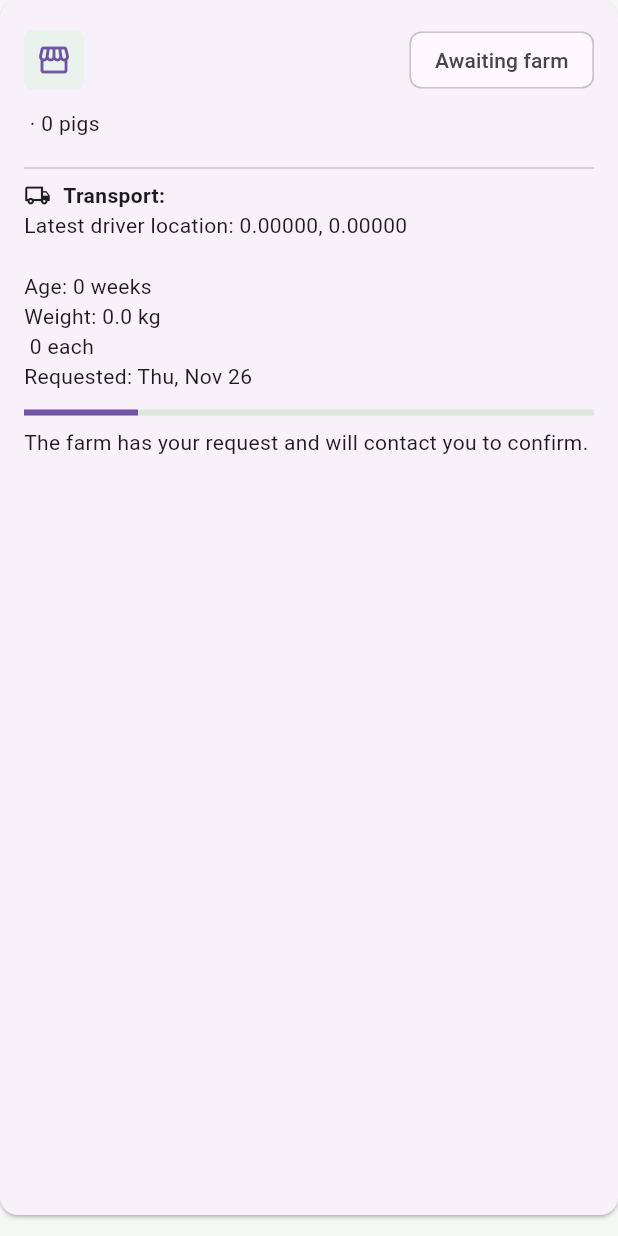
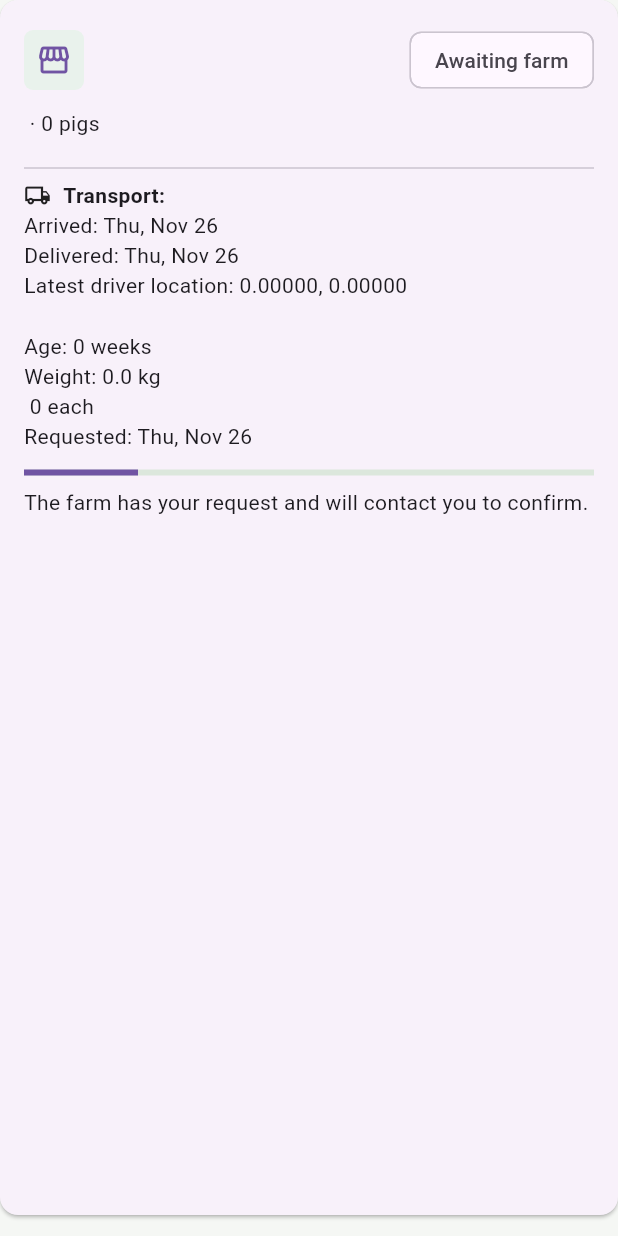
Before and after one commit to princezdavidz-ctrl/FarmApp, a Flutter app: the _DeliveryCard widget shown alone on an empty page, opened directly with empty values, on a phone screen of 412 x 824 dp. Run offline on Flutter 3.47's test engine with Material 3 defaults, Android fonts, the phone set to English and light mode, and no system bars; our stand-ins replace connectivity_plus, dio, firebase_auth, firebase_core, firebase_messaging, flutter_local_notifications and 15 more; missing offline and left inert: excel; accounts and stored records are empty; network calls fail.

Commit message:
Show arrival and delivery confirmation in Buyer tracking

```diff
--- a/buyer/lib/main.dart
+++ b/buyer/lib/main.dart
@@ -1592,6 +1592,9 @@ class BuyerDelivery {
     this.destinationAddress,
     this.driverLatitude,
     this.driverLongitude,
+    this.arrivedAt,
+    this.completedAt,
+    this.deliveryConfirmation,
   });
 
   final String id;
@@ -1617,6 +1620,9 @@ class BuyerDelivery {
   final String? destinationAddress;
   final double? driverLatitude;
   final double? driverLongitude;
+  final DateTime? arrivedAt;
+  final DateTime? completedAt;
+  final String? deliveryConfirmation;
 
   bool get hasTransport => transportStatus != null;
 
@@ -1648,6 +1654,9 @@ class BuyerDelivery {
       destinationAddress: transport?['destination_address'] as String?,
       driverLatitude: (transport?['driver_latitude'] as num?)?.toDouble(),
       driverLongitude: (transport?['driver_longitude'] as num?)?.toDouble(),
+      arrivedAt: DateTime.tryParse('${transport?['arrived_at'] ?? ''}'),
+      completedAt: DateTime.tryParse('${transport?['completed_at'] ?? ''}'),
+      deliveryConfirmation: transport?['delivery_confirmation'] as String?,
     );
   }
 }
@@ -2598,6 +2607,7 @@ class _DeliveryCard extends StatelessWidget {
                         'open' => 'Finding a driver',
                         'accepted' => 'Driver assigned',
                         'in_transit' => 'In transit',
+                        'arrived' => 'Arrived at destination',
                         'completed' => 'Delivered',
                         'cancelled' => 'Transport cancelled',
                         _ => delivery.transportStatus,
@@ -2615,6 +2625,12 @@ class _DeliveryCard extends StatelessWidget {
                 Text('Pickup: ${delivery.pickupAddress}'),
               if (delivery.destinationAddress?.isNotEmpty == true)
                 Text('Destination: ${delivery.destinationAddress}'),
+              if (delivery.arrivedAt != null)
+                Text('Arrived: ${MaterialLocalizations.of(context).formatMediumDate(delivery.arrivedAt!.toLocal())}'),
+              if (delivery.completedAt != null)
+                Text('Delivered: ${MaterialLocalizations.of(context).formatMediumDate(delivery.completedAt!.toLocal())}'),
+              if (delivery.deliveryConfirmation?.isNotEmpty == true)
+                Text('Delivery confirmation: ${delivery.deliveryConfirmation}'),
               if (delivery.driverLatitude != null &&
                   delivery.driverLongitude != null)
                 Text(
```
